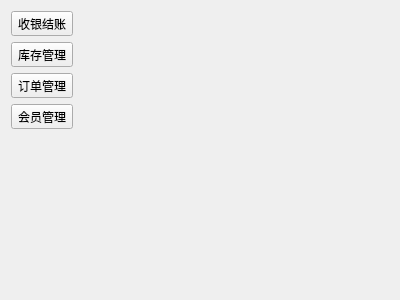
Before: the Qt Designer form pagemain.ui in ylxcvvan/Supermarket-Commodity-Management-System, drawn with Qt 5.
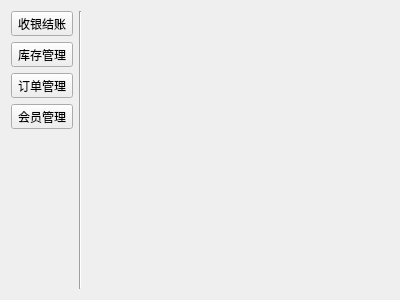
After: the same form once the commit is applied.

Patch:
```diff
--- a/pagemain.ui
+++ b/pagemain.ui
@@ -13,7 +13,7 @@
   <property name="windowTitle">
    <string>Form</string>
   </property>
-  <layout class="QHBoxLayout" name="horizontalLayout" stretch="0,0">
+  <layout class="QHBoxLayout" name="horizontalLayout" stretch="0,0,0">
    <item>
     <layout class="QVBoxLayout" name="verticalLayout">
      <item>
@@ -59,6 +59,13 @@
      </item>
     </layout>
    </item>
+   <item>
+    <widget class="Line" name="line">
+     <property name="orientation">
+      <enum>Qt::Vertical</enum>
+     </property>
+    </widget>
+   </item>
    <item>
     <widget class="QStackedWidget" name="stackedWidget"/>
    </item>
```
